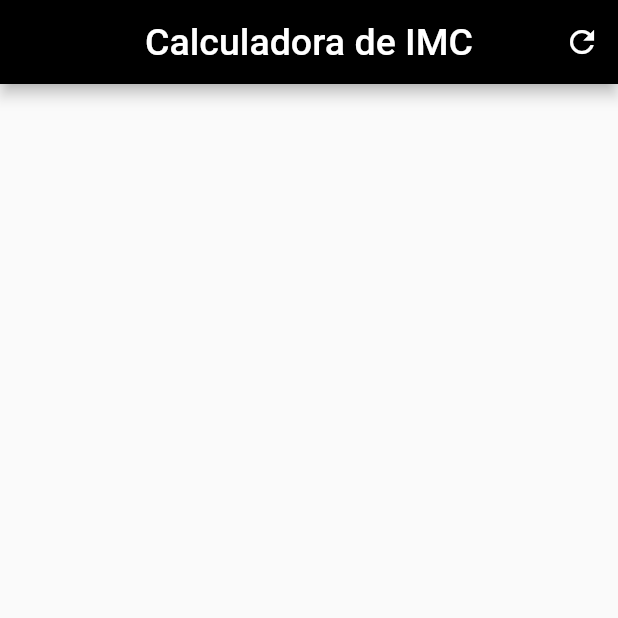
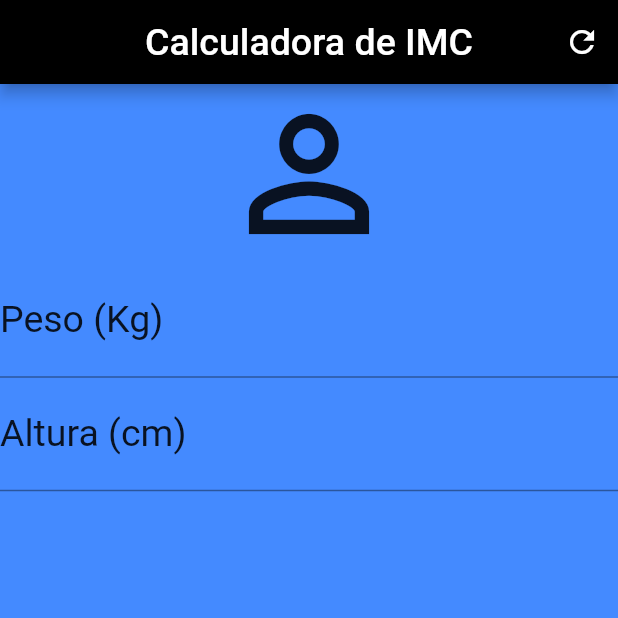
Before and after one commit to gelsonmoraes/calculadora-imc, a Flutter app: the screen it shows after launch, on a phone screen of 412 x 824 dp, the top half of it. Run offline on Flutter 3.47's test engine with Material 2 defaults, Android fonts, the phone set to English and light mode, and no system bars.

Commit message:
Foram implementados o ícone e os textfields do app.

```diff
--- a/calculadora_imc/lib/main.dart
+++ b/calculadora_imc/lib/main.dart
@@ -26,6 +26,29 @@ class _HomeState extends State<Home> {
           IconButton(icon: Icon(Icons.refresh), onPressed: () {})
         ],
       ),
+      backgroundColor: Colors.blueAccent,
+      body: Column(
+        crossAxisAlignment: CrossAxisAlignment.stretch,
+        children: <Widget>[
+          Icon(Icons.person_outline, size: 120.0, color: Colors.black87),
+          TextField(
+            keyboardType: TextInputType.number,
+            decoration: InputDecoration(
+                labelText: "Peso (Kg)",
+                labelStyle: TextStyle(color: Colors.black87)),
+            textAlign: TextAlign.center,
+            style: TextStyle(color: Colors.black87, fontSize: 25.0),
+          ),
+          TextField(
+            keyboardType: TextInputType.number,
+            decoration: InputDecoration(
+                labelText: "Altura (cm)",
+                labelStyle: TextStyle(color: Colors.black87)),
+            textAlign: TextAlign.center,
+            style: TextStyle(color: Colors.black87, fontSize: 25.0),
+          )
+        ],
+      ),
     );
   }
 }
```
